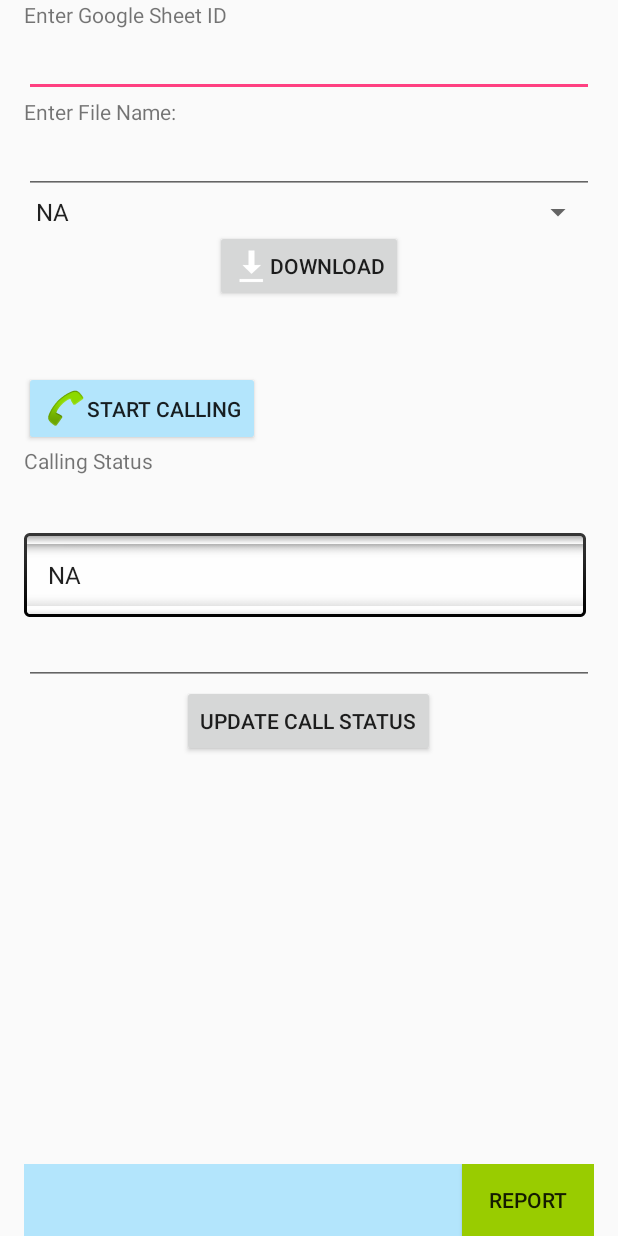
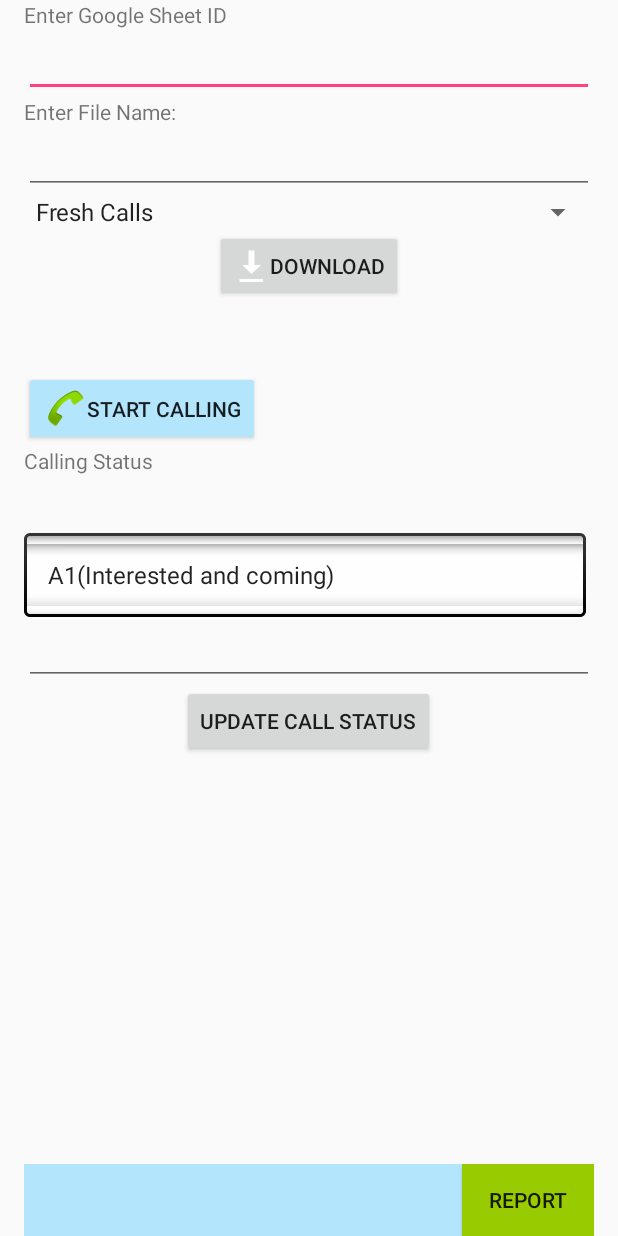
Before and after one commit to dilipkumarvignesh/folkCalling, an Android app: the screen it shows after launch (MainActivity), on a phone screen of 412 x 824 dp. Run offline under Robolectric (Android 15) with nearby library versions, the phone set to English and light mode, and no system bars.

```diff
--- a/app/src/main/java/com/iskcon/pfh/folkcalling/MainActivity.java
+++ b/app/src/main/java/com/iskcon/pfh/folkcalling/MainActivity.java
@@ -173,7 +173,11 @@ public class MainActivity extends AppCompatActivity implements View.OnClickListe
 //                Callenabled = 1;
 //                Log.d("info","CallEnabled:"+"TRUE");
 //                repeatCall();
+                CallStatusUpdate updateCall = new CallStatusUpdate();
+                int FinalReport[] = updateCall.getFinalReport();
                 Intent k = new Intent(getApplicationContext(),StatusActivity.class);
+                k.putExtra("finalReport",FinalReport);
+
                 startActivity(k);
                 break;
 //            case R.id.CALLSTOP:
@@ -452,4 +456,5 @@ public void callNow()
 //                repeatCall();
 //            }
 //        }}
+
     }
--- a/app/src/main/res/layout/activity_main.xml
+++ b/app/src/main/res/layout/activity_main.xml
@@ -94,7 +94,7 @@
             android:layout_height="wrap_content"
             android:layout_below="@+id/txtStatus"
             android:background="@android:drawable/spinner_background"
-            android:entries="@array/array_name" />
+            android:entries="@array/set_status" />
 
         <EditText
             android:id="@+id/CallComment"
--- a/app/src/main/res/values/strings.xml
+++ b/app/src/main/res/values/strings.xml
@@ -6,21 +6,7 @@
 
 
     <string-array name="array_name">
-        <item>NA</item>
-        <item>A1</item>
-        <item>A2</item>
-        <item>A3</item>
-        <item>A4</item>
-        <item>B</item>
-        <item>C</item>
-        <item>D</item>
-        <item>E</item>
-        <item>F</item>
-        <item>G</item>
-        <item>X</item>
-        <item>Y1</item>
-        <item>Y2</item>
-        <item>Y3</item>
+
         <item>Fresh Calls</item>
         <item>ReCall Inactive Numbers</item>
         <item>Inactive Calls</item>
@@ -28,4 +14,20 @@
         <item>Tentative</item>
 
     </string-array>
+    <string-array name="set_status">
+    <item>A1(Interested and coming)</item>
+    <item>A2(Not Interested)</item>
+    <item>A3(Interested and Not coming)</item>
+    <item>A4(Tentative)</item>
+    <item>B(Ringing but not picking)</item>
+    <item>C(Busy)</item>
+    <item>D(Invalid no / Out of service)</item>
+    <item>E(Switched Off)</item>
+    <item>F(Not Reachable)</item>
+    <item>G(Relocated to Out of Bangalore)</item>
+    <item>X(age>30 or female)</item>
+    <item>Y1(Call after few minutes)</item>
+    <item>Y2(Call Later)</item>
+    <item>Y3(Call on a particular date)</item>
+    </string-array>
 </resources>
```
Also changed, not shown: app/src/main/java/com/iskcon/pfh/folkcalling/CallStatusUpdate.java (+54 -16 lines).
